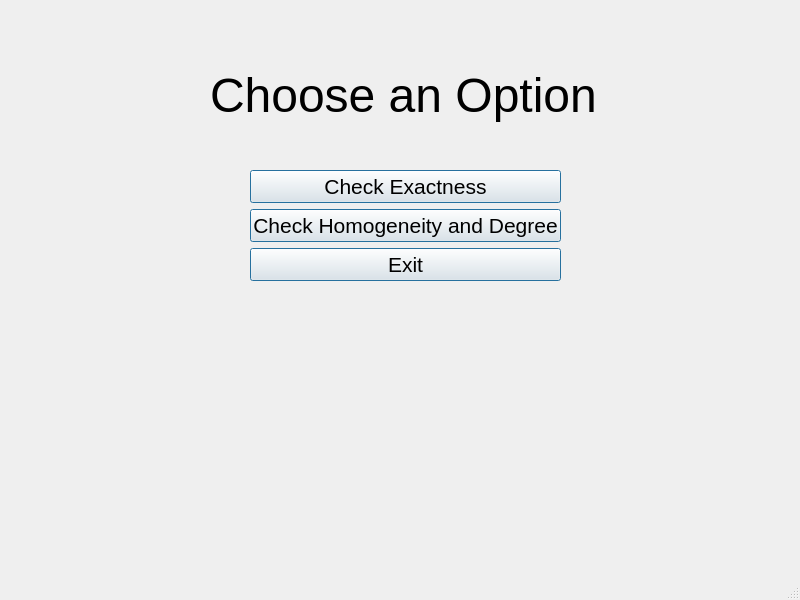
Qt form gui/MainWindow.ui (Adim2P/Differential-Equation-Analyzer) before a commit.
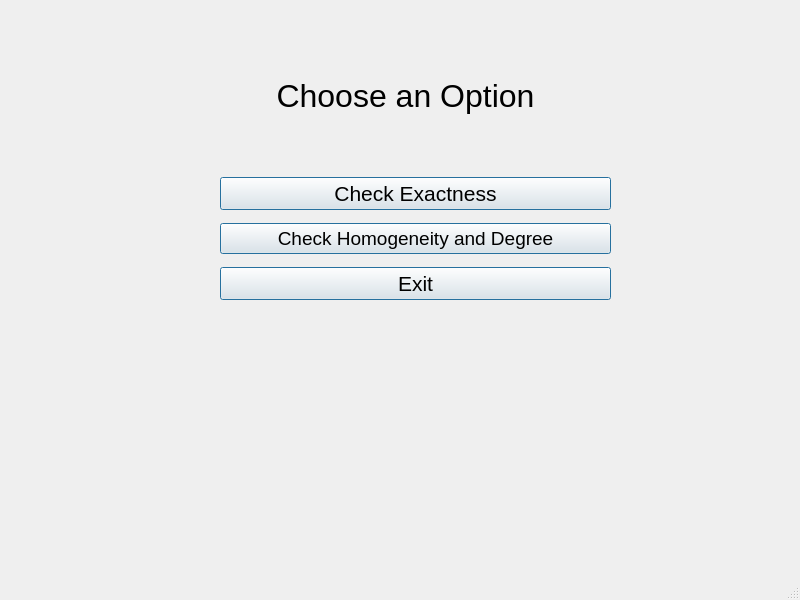
The same form after that commit.

Commit message: resized user layout

```diff
--- a/gui/MainWindow.ui
+++ b/gui/MainWindow.ui
@@ -25,20 +25,23 @@
     </property>
     <property name="font">
      <font>
-      <pointsize>36</pointsize>
+      <pointsize>24</pointsize>
      </font>
     </property>
     <property name="text">
      <string>Choose an Option</string>
     </property>
+    <property name="alignment">
+     <set>Qt::AlignCenter</set>
+    </property>
    </widget>
    <widget class="QWidget" name="verticalLayoutWidget">
     <property name="geometry">
      <rect>
-      <x>250</x>
+      <x>220</x>
       <y>170</y>
-      <width>311</width>
-      <height>113</height>
+      <width>391</width>
+      <height>140</height>
      </rect>
     </property>
     <layout class="QVBoxLayout" name="verticalLayout">
@@ -67,7 +70,7 @@
       <widget class="QPushButton" name="checkHomogeneity">
        <property name="font">
         <font>
-         <pointsize>16</pointsize>
+         <pointsize>14</pointsize>
         </font>
        </property>
        <property name="acceptDrops">
```
The commit also changes 2 other files.
